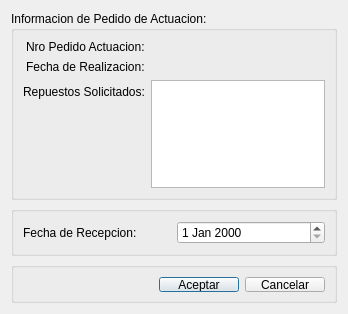
Above: src/ui/DialogAsignarFechaRecepcionPedidoActuacion.ui from guilleurrutia10/division-transporte before the change. Below: the same form after it.
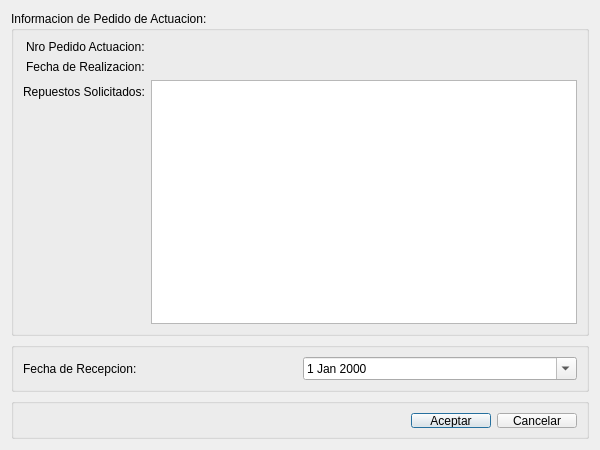
That is the form after the change.

Commit message: Mejorando algunas gráficas y agregado un popup calendar para las fechas

Patch:
```diff
--- a/src/ui/DialogAsignarFechaRecepcionPedidoActuacion.ui
+++ b/src/ui/DialogAsignarFechaRecepcionPedidoActuacion.ui
@@ -6,10 +6,22 @@
    <rect>
     <x>0</x>
     <y>0</y>
-    <width>348</width>
-    <height>314</height>
+    <width>600</width>
+    <height>450</height>
    </rect>
   </property>
+  <property name="minimumSize">
+   <size>
+    <width>600</width>
+    <height>450</height>
+   </size>
+  </property>
+  <property name="maximumSize">
+   <size>
+    <width>800</width>
+    <height>600</height>
+   </size>
+  </property>
   <property name="windowTitle">
    <string>Asignar Fecha de Recepcion a Pedido de Actuacion</string>
   </property>
@@ -62,7 +74,14 @@
        </widget>
       </item>
       <item row="2" column="1">
-       <widget class="QListWidget" name="listWidgetRepuestosDelPedido"/>
+       <widget class="QListWidget" name="listWidgetRepuestosDelPedido">
+        <property name="minimumSize">
+         <size>
+          <width>400</width>
+          <height>200</height>
+         </size>
+        </property>
+       </widget>
       </item>
      </layout>
     </widget>
@@ -81,7 +100,14 @@
        </widget>
       </item>
       <item row="0" column="1">
-       <widget class="QDateEdit" name="dateEditFechaRecepcioPedido"/>
+       <widget class="QDateEdit" name="dateEditFechaRecepcioPedido">
+        <property name="buttonSymbols">
+         <enum>QAbstractSpinBox::PlusMinus</enum>
+        </property>
+        <property name="calendarPopup">
+         <bool>true</bool>
+        </property>
+       </widget>
       </item>
      </layout>
     </widget>
```
The commit also changes 14 other files.
